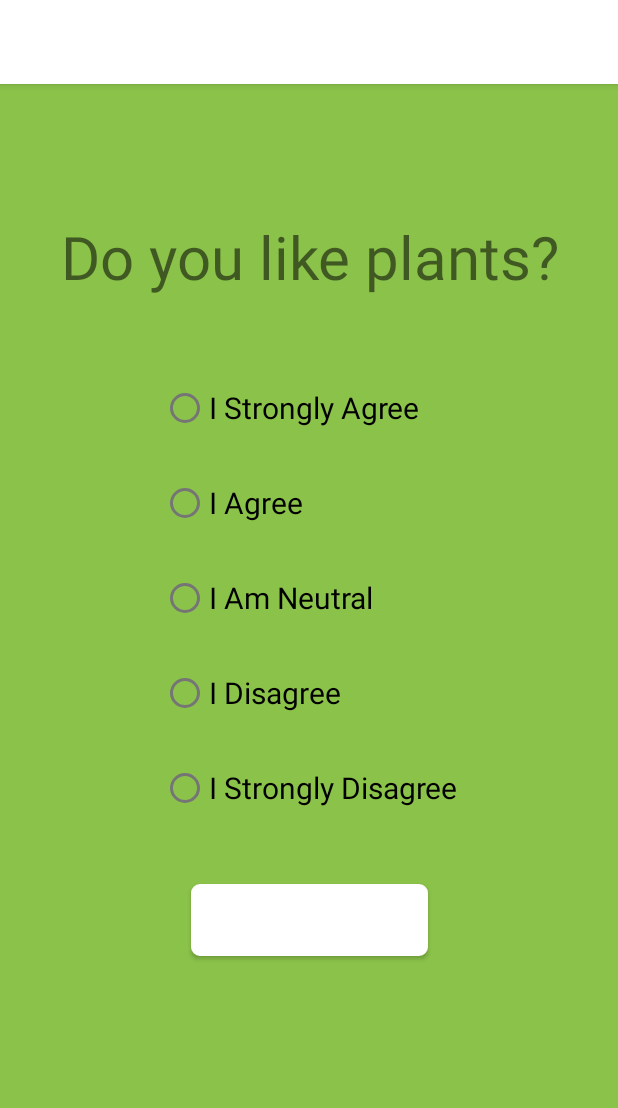
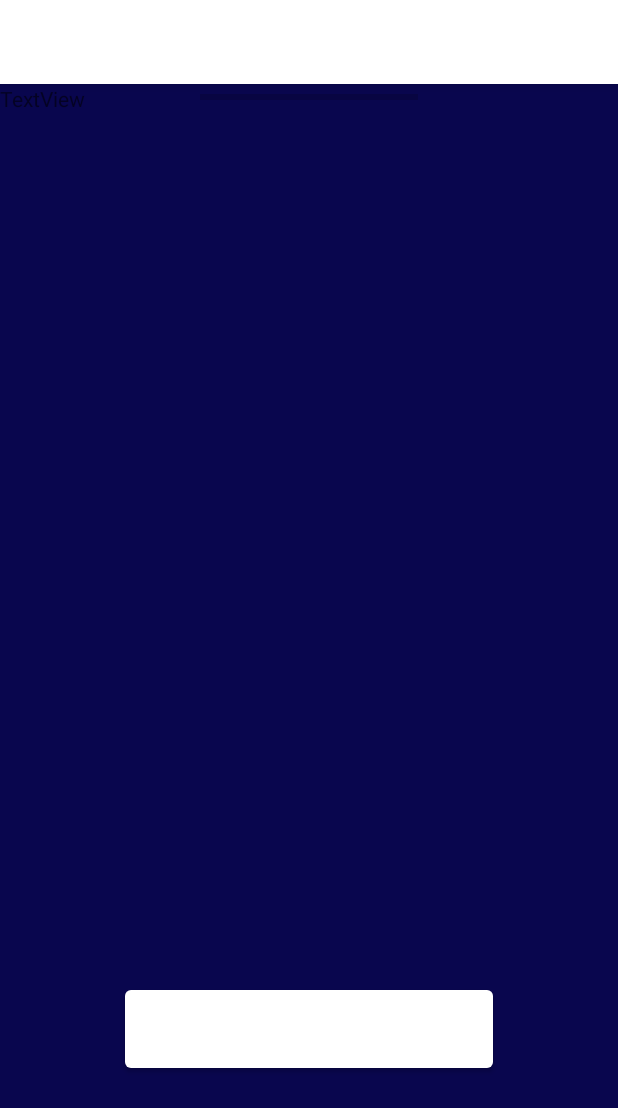
Before and after one commit to tommytz/Political-Compass-Mobile-App, an Android app: the screen it shows after launch (QuizActivity), after a tap on "TAKE QUIZ", on a phone screen of 412 x 824 dp. Shown: the top 1108 px of the screen. Run offline under Robolectric (Android 15) with nearby library versions, the phone set to English and light mode, and no system bars.

Commit message:
quiz stuff

```diff
--- a/app/build.gradle
+++ b/app/build.gradle
@@ -39,6 +39,8 @@ dependencies {
     implementation 'com.google.android.material:material:1.4.0'
     implementation 'androidx.constraintlayout:constraintlayout:2.1.1'
     implementation 'androidx.legacy:legacy-support-v4:1.0.0'
+    implementation 'androidx.lifecycle:lifecycle-livedata-ktx:2.3.1'
+    implementation 'androidx.lifecycle:lifecycle-viewmodel-ktx:2.3.1'
     testImplementation 'junit:junit:4.+'
     androidTestImplementation 'androidx.test.ext:junit:1.1.3'
     androidTestImplementation 'androidx.test.espresso:espresso-core:3.4.0'
--- a/app/src/main/java/com/example/politicalcompass/MainActivity.kt
+++ b/app/src/main/java/com/example/politicalcompass/MainActivity.kt
@@ -28,6 +28,11 @@ class MainActivity : AppCompatActivity() {
             val intent = Intent(this, PolicyActivity::class.java)
             startActivity(intent)
         }
+        val electorateButton : Button = findViewById(R.id.electorateButton)
+        policyButton.setOnClickListener {
+            val intent = Intent(this,ElectorateActivity::class.java)
+            startActivity(intent)
+        }
 
 
     }
--- a/app/src/main/java/com/example/politicalcompass/PartyActivity.kt
+++ b/app/src/main/java/com/example/politicalcompass/PartyActivity.kt
@@ -5,27 +5,38 @@ import android.os.Bundle
 import android.view.View
 import android.widget.*
 import androidx.fragment.app.Fragment
+import com.google.android.material.textfield.TextInputLayout
 import java.util.*
 
 class PartyActivity : AppCompatActivity() {
-    private val partyFragmentList = listOf<Fragment>(LabourPartyInfo(), NationalPartyInfo())
 
     override fun onCreate(savedInstanceState: Bundle?) {
         super.onCreate(savedInstanceState)
         setContentView(R.layout.party_activity)
+
+        fun replaceFragment(fragment : Fragment){
+            val fragmentManager = supportFragmentManager
+            val fragmentTransaction = fragmentManager.beginTransaction()
+            fragmentTransaction.replace(R.id.fragmentContainerView, fragment)
+            fragmentTransaction.commit()
+        }
+
+        val partyList = listOf<String>("Labour", "National", "Green", "ACT", "Maori")
+        val output : TextView = findViewById(R.id.textView)
 
         val partyMenu : AutoCompleteTextView = findViewById(R.id.menu)
         val parties = resources.getStringArray(R.array.parties)
         val adapter = ArrayAdapter(this, R.layout.list_item, parties)
         partyMenu.setAdapter(adapter)
 
-        partyMenu.onItemClickListener = AdapterView.OnItemClickListener{ _: AdapterView<*>?, _: View?, position: Int, _: Long -> replaceFragment(position) }
-    }
-
-    private fun replaceFragment(position : Int){
-        val fragmentManager = supportFragmentManager
-        val fragmentTransaction = fragmentManager.beginTransaction()
-        fragmentTransaction.replace(R.id.partyFragments, partyFragmentList[position])
-        fragmentTransaction.commit()
+        partyMenu.onItemClickListener = AdapterView.OnItemClickListener{
+                adapterView: AdapterView<*>?,
+                view: View?,
+                position: Int,
+                l: Long -> if (position == 0){
+                    replaceFragment(LabourPartyInfo())
+            } else if (position == 1){ replaceFragment(NationalPartyInfo())
+                    }
+        }
     }
 }
--- /dev/null
+++ b/app/src/main/java/com/example/politicalcompass/quizscreen1.kt
@@ -0,0 +1,59 @@
+package com.example.politicalcompass
+
+import android.os.Bundle
+import androidx.fragment.app.Fragment
+import android.view.LayoutInflater
+import android.view.View
+import android.view.ViewGroup
+
+// TODO: Rename parameter arguments, choose names that match
+// the fragment initialization parameters, e.g. ARG_ITEM_NUMBER
+private const val ARG_PARAM1 = "param1"
+private const val ARG_PARAM2 = "param2"
+
+/**
+ * A simple [Fragment] subclass.
+ * Use the [quizscreen1.newInstance] factory method to
+ * create an instance of this fragment.
+ */
+class quizscreen1 : Fragment() {
+    // TODO: Rename and change types of parameters
+    private var param1: String? = null
+    private var param2: String? = null
+
+    override fun onCreate(savedInstanceState: Bundle?) {
+        super.onCreate(savedInstanceState)
+        arguments?.let {
+            param1 = it.getString(ARG_PARAM1)
+            param2 = it.getString(ARG_PARAM2)
+        }
+    }
+
+    override fun onCreateView(
+        inflater: LayoutInflater, container: ViewGroup?,
+        savedInstanceState: Bundle?
+    ): View? {
+        // Inflate the layout for this fragment
+        return inflater.inflate(R.layout.fragment_quizscreen1, container, false)
+    }
+
+    companion object {
+        /**
+         * Use this factory method to create a new instance of
+         * this fragment using the provided parameters.
+         *
+         * @param param1 Parameter 1.
+         * @param param2 Parameter 2.
+         * @return A new instance of fragment quizscreen1.
+         */
+        // TODO: Rename and change types and number of parameters
+        @JvmStatic
+        fun newInstance(param1: String, param2: String) =
+            quizscreen1().apply {
+                arguments = Bundle().apply {
+                    putString(ARG_PARAM1, param1)
+                    putString(ARG_PARAM2, param2)
+                }
+            }
+    }
+}
--- a/app/src/main/res/layout/fragment_labour_party_info.xml
+++ b/app/src/main/res/layout/fragment_labour_party_info.xml
@@ -10,25 +10,26 @@
 
     <ImageView
         android:id="@+id/imageView"
-        android:layout_width="391dp"
-        android:layout_height="108dp"
+        android:layout_width="360dp"
+        android:layout_height="98dp"
         android:layout_marginStart="16dp"
         android:layout_marginTop="48dp"
         android:layout_marginEnd="16dp"
         android:src="@drawable/ic_new_zealand_labour_party_logo"
         app:layout_constraintEnd_toEndOf="parent"
+        app:layout_constraintHorizontal_bias="0.473"
         app:layout_constraintStart_toStartOf="parent"
         app:layout_constraintTop_toTopOf="parent" />
 
     <TextView
         android:id="@+id/textView2"
-        android:layout_width="321dp"
-        android:layout_height="514dp"
+        android:layout_width="353dp"
+        android:layout_height="487dp"
         android:text="@string/filler"
         app:layout_constraintBottom_toBottomOf="parent"
         app:layout_constraintEnd_toEndOf="parent"
         app:layout_constraintStart_toStartOf="parent"
         app:layout_constraintTop_toBottomOf="@+id/imageView"
-        app:layout_constraintVertical_bias="0.829" />
+        app:layout_constraintVertical_bias="0.721" />
 
 </androidx.constraintlayout.widget.ConstraintLayout>
--- /dev/null
+++ b/app/src/main/res/layout/fragment_quizscreen1.xml
@@ -0,0 +1,89 @@
+<?xml version="1.0" encoding="utf-8"?>
+<FrameLayout xmlns:android="http://schemas.android.com/apk/res/android"
+    xmlns:app="http://schemas.android.com/apk/res-auto"
+    xmlns:tools="http://schemas.android.com/tools"
+    android:layout_width="match_parent"
+    android:layout_height="match_parent"
+    tools:context=".quizscreen1">
+
+    <androidx.constraintlayout.widget.Guideline
+        android:id="@+id/guideline4"
+        android:layout_width="wrap_content"
+        android:layout_height="wrap_content"
+        android:orientation="vertical" />
+
+    <androidx.constraintlayout.widget.ConstraintLayout
+        android:layout_width="match_parent"
+        android:layout_height="match_parent">
+
+        <RadioButton
+            android:id="@+id/radioButton5"
+            android:layout_width="311dp"
+            android:layout_height="63dp"
+            android:layout_marginStart="48dp"
+            android:layout_marginBottom="16dp"
+            android:text="RadioButton"
+            app:layout_constraintBottom_toTopOf="@+id/radioButton7"
+            app:layout_constraintEnd_toEndOf="@+id/radioButton7"
+            app:layout_constraintHorizontal_bias="1.0"
+            app:layout_constraintStart_toStartOf="@+id/radioButton7" />
+
+        <RadioButton
+            android:id="@+id/radioButton7"
+            android:layout_width="311dp"
+            android:layout_height="63dp"
+            android:layout_marginStart="48dp"
+            android:layout_marginBottom="16dp"
+            android:text="RadioButton"
+            app:layout_constraintBottom_toTopOf="@+id/radioButton8"
+            app:layout_constraintEnd_toEndOf="@+id/radioButton8"
+            app:layout_constraintHorizontal_bias="1.0"
+            app:layout_constraintStart_toStartOf="@+id/radioButton8" />
+
+        <RadioButton
+            android:id="@+id/radioButton8"
+            android:layout_width="311dp"
+            android:layout_height="63dp"
+            android:layout_marginStart="48dp"
+            android:layout_marginBottom="16dp"
+            android:text="RadioButton"
+            app:layout_constraintBottom_toTopOf="@+id/radioButton9"
+            app:layout_constraintEnd_toEndOf="@+id/radioButton9"
+            app:layout_constraintHorizontal_bias="1.0"
+            app:layout_constraintStart_toStartOf="@+id/radioButton9" />
+
+        <RadioButton
+            android:id="@+id/radioButton9"
+            android:layout_width="311dp"
+            android:layout_height="63dp"
+            android:layout_marginStart="48dp"
+            android:layout_marginBottom="12dp"
+            android:text="RadioButton"
+            app:layout_constraintBottom_toTopOf="@+id/radioButton10"
+            app:layout_constraintEnd_toEndOf="@+id/radioButton10"
+            app:layout_constraintHorizontal_bias="1.0"
+            app:layout_constraintStart_toStartOf="@+id/radioButton10" />
+
+        <RadioButton
+            android:id="@+id/radioButton10"
+            android:layout_width="311dp"
+            android:layout_height="63dp"
+            android:layout_marginStart="40dp"
+            android:text="RadioButton"
+            app:layout_constraintStart_toStartOf="parent"
+            tools:layout_editor_absoluteY="511dp" />
+
+        <TextView
+            android:id="@+id/textView5"
+            android:layout_width="381dp"
+            android:layout_height="50dp"
+            android:background="@color/bgBlue"
+            android:text="TextView"
+            app:layout_constraintEnd_toEndOf="parent"
+            app:layout_constraintHorizontal_bias="0.0"
+            app:layout_constraintStart_toStartOf="parent"
+            tools:layout_editor_absoluteY="112dp" />
+
+    </androidx.constraintlayout.widget.ConstraintLayout>
+
+</FrameLayout>
--- a/app/src/main/res/layout/party_activity.xml
+++ b/app/src/main/res/layout/party_activity.xml
@@ -42,16 +42,17 @@
         app:layout_constraintTop_toBottomOf="@+id/textInputLayout" />
 
     <androidx.fragment.app.FragmentContainerView
-        android:id="@+id/partyFragments"
-        android:name="com.example.politicalcompass.DefaultPartyFragment"
-        android:layout_width="402dp"
-        android:layout_height="560dp"
+        android:id="@+id/fragmentContainerView"
+        android:name="com.example.politicalcompass.LabourPartyInfo"
+        android:layout_width="399dp"
+        android:layout_height="650dp"
         android:layout_marginStart="16dp"
-        android:layout_marginTop="80dp"
         android:layout_marginEnd="16dp"
+        app:layout_constraintBottom_toBottomOf="parent"
         app:layout_constraintEnd_toEndOf="parent"
-        app:layout_constraintHorizontal_bias="0.521"
+        app:layout_constraintHorizontal_bias="0.5"
         app:layout_constraintStart_toStartOf="parent"
-        app:layout_constraintTop_toBottomOf="@+id/textInputLayout" />
+        app:layout_constraintTop_toBottomOf="@+id/textInputLayout"
+        app:layout_constraintVertical_bias="0.37" />
 
 </androidx.constraintlayout.widget.ConstraintLayout>
--- a/app/src/main/res/layout/quiz_activity.xml
+++ b/app/src/main/res/layout/quiz_activity.xml
@@ -5,99 +5,48 @@
     android:id="@+id/startQuiz"
     android:layout_width="match_parent"
     android:layout_height="match_parent"
-    android:background="#8BC34A"
+    android:background="@color/bgBlue"
     tools:context=".QuizActivity">
-
-    <TextView
-        android:id="@+id/questionText"
-        android:layout_width="wrap_content"
-        android:layout_height="wrap_content"
-        android:layout_marginTop="88dp"
-        android:text="@string/firstQuestion"
-        android:textAlignment="center"
-        android:textSize="40sp"
-        app:layout_constraintLeft_toLeftOf="parent"
-        app:layout_constraintRight_toRightOf="parent"
-        app:layout_constraintTop_toTopOf="parent" />
-
-    <RadioGroup
-        android:id="@+id/radioButtonGroup"
-        android:layout_width="wrap_content"
-        android:layout_height="wrap_content"
-        android:layout_marginTop="50dp"
-        android:textSize="20sp"
-        app:layout_constraintEnd_toEndOf="parent"
-        app:layout_constraintStart_toStartOf="parent"
-        app:layout_constraintTop_toBottomOf="@+id/questionText">
-
-        <RadioButton
-            android:id="@+id/stronglyAgreeRButton"
-            android:layout_width="match_parent"
-            android:layout_height="wrap_content"
-            android:text="I Strongly Agree"
-            android:textSize="20sp"
-            app:layout_constraintLeft_toLeftOf="parent"
-            app:layout_constraintRight_toRightOf="parent" />
-
-        <RadioButton
-            android:id="@+id/agreeRButton"
-            android:layout_width="match_parent"
-            android:layout_height="wrap_content"
-            android:layout_marginTop="15dp"
-            android:text="I Agree"
-            android:textSize="20sp"
-            app:layout_constraintLeft_toLeftOf="parent"
-            app:layout_constraintRight_toRightOf="parent"
-            app:layout_constraintTop_toBottomOf="@id/stronglyAgreeRButton" />
-
-        <RadioButton
-            android:id="@+id/neutralRButton"
-            android:layout_width="match_parent"
-            android:layout_height="wrap_content"
-            android:layout_marginTop="15dp"
-            android:text="I Am Neutral"
-            android:textSize="20sp"
-            app:layout_constraintLeft_toLeftOf="parent"
-            app:layout_constraintRight_toRightOf="parent"
-            app:layout_constraintTop_toBottomOf="@id/agreeRButton" />
-
-        <RadioButton
-            android:id="@+id/disagreeRButton"
-            android:layout_width="match_parent"
-            android:layout_height="wrap_content"
-            android:layout_marginTop="15dp"
-            android:text="I Disagree"
-            android:textSize="20sp"
-            app:layout_constraintLeft_toLeftOf="parent"
-            app:layout_constraintRight_toRightOf="parent"
-            app:layout_constraintTop_toBottomOf="@id/neutralRButton" />
-
-        <RadioButton
-            android:id="@+id/stronglyDisagreeRButton"
-            android:layout_width="match_parent"
-            android:layout_height="wrap_content"
-            android:layout_marginTop="15dp"
-            android:text="I Strongly Disagree"
-            android:textSize="20sp"
-            app:layout_constraintLeft_toLeftOf="parent"
-            app:layout_constraintRight_toRightOf="parent"
-            app:layout_constraintTop_toBottomOf="@id/disagreeRButton" />
-    </RadioGroup>
-
-    <Button
-        android:layout_width="158dp"
-        android:layout_height="wrap_content"
-        android:layout_marginTop="40dp"
-        android:background="@drawable/my_button"
-        android:text="Submit"
-        app:layout_constraintLeft_toLeftOf="parent"
-        app:layout_constraintRight_toRightOf="parent"
-        app:layout_constraintTop_toBottomOf="@id/radioButtonGroup" />
 
     <androidx.constraintlayout.widget.Guideline
         android:id="@+id/guideline2"
         android:layout_width="wrap_content"
         android:layout_height="wrap_content"
         android:orientation="vertical"
-        app:layout_constraintGuide_begin="20dp" />
+        app:layout_constraintGuide_begin="-342dp" />
+
+    <androidx.fragment.app.FragmentContainerView
+        android:id="@+id/fragmentContainerView2"
+        android:name="com.example.politicalcompass.quizscreen1"
+        android:layout_width="347dp"
+        android:layout_height="554dp"
+        android:layout_marginTop="28dp"
+        app:layout_constraintEnd_toEndOf="parent"
+        app:layout_constraintStart_toStartOf="parent"
+        app:layout_constraintTop_toTopOf="parent" />
+
+    <androidx.fragment.app.FragmentContainerView
+        android:id="@+id/fragmentContainerView3"
+        android:name="com.example.politicalcompass.quizscreen1"
+        android:layout_width="wrap_content"
+        android:layout_height="wrap_content" />
+
+    <Button
+        android:id="@+id/submitButton"
+        android:layout_width="245dp"
+        android:layout_height="64dp"
+        android:layout_marginTop="16dp"
+        android:text="Submit"
+        app:layout_constraintEnd_toEndOf="parent"
+        app:layout_constraintStart_toStartOf="parent"
+        app:layout_constraintTop_toBottomOf="@+id/fragmentContainerView2" />
+
+    <ProgressBar
+        android:id="@+id/progressBar"
+        style="?android:attr/progressBarStyleHorizontal"
+        android:layout_width="145dp"
+        android:layout_height="17dp"
+        app:layout_constraintEnd_toEndOf="parent"
+        app:layout_constraintStart_toStartOf="parent"
+        tools:layout_editor_absoluteY="679dp" />
 </androidx.constraintlayout.widget.ConstraintLayout>
```
